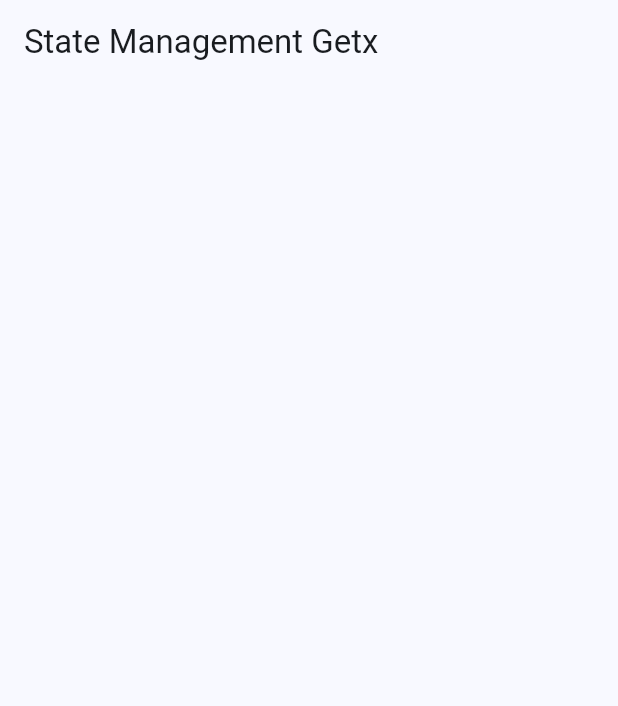
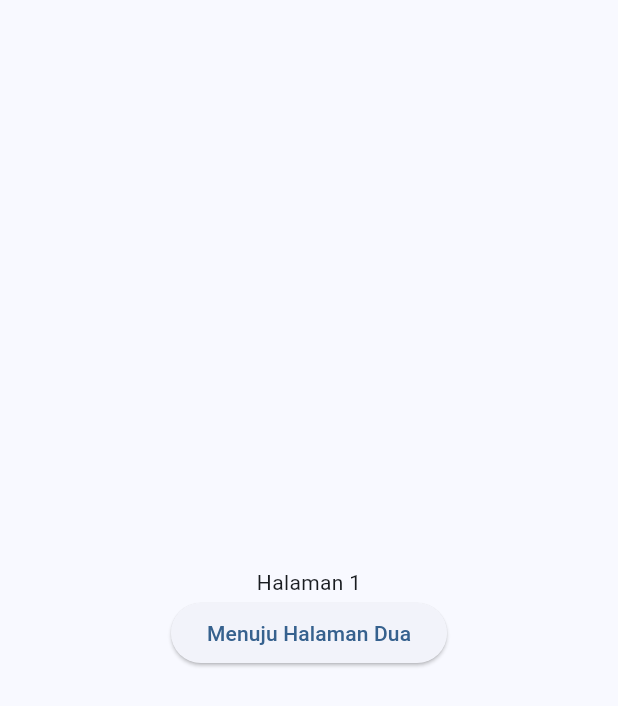
Before and after one commit to landmeint/bootcampFlutter, a Flutter app: the screen it shows after launch, on a phone screen of 412 x 824 dp. Shown: the top 706 px of the screen. Run offline on Flutter 3.47's test engine with Material 3 defaults, Android fonts, the phone set to English and light mode, and no system bars; our stand-ins replace firebase_auth, firebase_core, get; accounts and stored records are empty.

Commit message:
Pengumpulan Tugas 15

```diff
--- /dev/null
+++ b/sanberappflutter/lib/Tugas/Tugas14/pages/page_1.dart
@@ -0,0 +1,26 @@
+import 'package:sanberappflutter/Tugas/Tugas14/routes/route_name.dart';
+import 'package:flutter/material.dart';
+import 'package:get/get.dart';
+
+class PageOne extends StatelessWidget {
+  const PageOne({Key?key}) : super(key: key);
+
+  @override
+  Widget build(BuildContext context) {
+    return Scaffold(
+      body: Center(
+        child: Column(
+          mainAxisAlignment: MainAxisAlignment.center,
+          children: [
+            Text("Halaman 1"),
+            ElevatedButton(
+              onPressed: () {
+                Get.toNamed(RouteName.page_2);
+              },
+              child: Text("Menuju Halaman Dua"))
+          ],
+        ),
+      ),
+    );
+  }
+}
--- /dev/null
+++ b/sanberappflutter/lib/Tugas/Tugas14/routes/page_routes.dart
@@ -0,0 +1,22 @@
+import 'package:sanberappflutter/Tugas/Tugas14/pages/page_1.dart';
+import 'package:sanberappflutter/Tugas/Tugas14/pages/page_2.dart';
+import 'package:sanberappflutter/Tugas/Tugas14/pages/page_3.dart';
+import 'package:sanberappflutter/Tugas/Tugas14/routes/route_name.dart';
+import 'package:get/get.dart';
+
+class pageRouteApp {
+  static final pages = [
+      GetPage(
+        name: RouteName.page_1,
+        page: () => PageOne(),
+      ),
+      GetPage(
+        name: RouteName.page_2,
+        page: () => PageTwo(),
+      ),
+      GetPage(
+        name: RouteName.page_3,
+        page: () => PageThree(),
+      ),
+  ];
+}
--- /dev/null
+++ b/sanberappflutter/lib/Tugas/Tugas14/routes/route_name.dart
@@ -0,0 +1,5 @@
+abstract class RouteName {
+  static const page_1 = '/page-1';
+  static const page_2 = '/page-2';
+  static const page_3 = '/page-3';
+}
--- a/sanberappflutter/lib/main.dart
+++ b/sanberappflutter/lib/main.dart
@@ -1,33 +1,36 @@
 import 'dart:io';
+import 'package:get/get.dart';
 import 'package:flutter/material.dart';
 import 'package:firebase_core/firebase_core.dart';
 import 'Tugas/Tugas10/login_screen.dart';
 import 'Tugas/Tugas11/routes.dart';
 import 'Tugas/Tugas12/get_data_screen.dart';
 import 'Tugas/Tugas13/get_data_screen.dart';
+import 'package:sanberappflutter/Tugas/Tugas14/pages/page_1.dart';
+import 'package:sanberappflutter/Tugas/Tugas14/routes/page_routes.dart';
 
 
 
-// Future<void> main() async {
-//   WidgetsFlutterBinding.ensureInitialized();
-//   Platform.isAndroid ? await Firebase.initializeApp(
-//     options: const FirebaseOptions(
-//       apiKey: "AIzaSyDldgYLnzv1driLRNi9PAA2A3JyZHXKyeQ",
-//       appId: "1:380484377413:android:31ae92820f8b3ade267c2c",
-//       messagingSenderId: "380484377413",
-//       projectId: "sanberauth-ebcf7")
-//   ) : await Firebase.initializeApp();
+Future<void> main() async {
+  WidgetsFlutterBinding.ensureInitialized();
+  Platform.isAndroid ? await Firebase.initializeApp(
+    options: const FirebaseOptions(
+      apiKey: "AIzaSyDldgYLnzv1driLRNi9PAA2A3JyZHXKyeQ",
+      appId: "1:380484377413:android:31ae92820f8b3ade267c2c",
+      messagingSenderId: "380484377413",
+      projectId: "sanberauth-ebcf7")
+  ) : await Firebase.initializeApp();
 
-//   runApp(const MaterialApp(
-//     onGenerateRoute: RouteGenerator.generateRoute
-//   ));
+  // runApp(const MaterialApp(
+  //   onGenerateRoute: RouteGenerator.generateRoute
+  // ));
 
-
-// }
-
-void main() {
   runApp(const MyApp());
 }
+
+// void main() {
+//   runApp(const MyApp());
+// }
 
 class MyApp extends StatelessWidget {
   const MyApp({super.key});
@@ -35,14 +38,16 @@ class MyApp extends StatelessWidget {
   // This widget is the root of your application.
   @override
   Widget build(BuildContext context) {
-    return MaterialApp(
+    return GetMaterialApp(
+      debugShowCheckedModeBanner: false,
       title: 'San Flutter',
       theme: ThemeData(
 
         colorScheme: ColorScheme.fromSeed(seedColor: Colors.blue),
         useMaterial3: true,
       ),
-      home: const GetDataScreenStateManagement(),
+      home: const PageOne(),
+      getPages: pageRouteApp.pages,
     );
   }
 }
```
Also changed, not shown: sanberappflutter/lib/Tugas/Tugas14/pages/page_2.dart (added, +29 -0 lines), sanberappflutter/lib/Tugas/Tugas14/pages/page_3.dart (added, +26 -0 lines).
